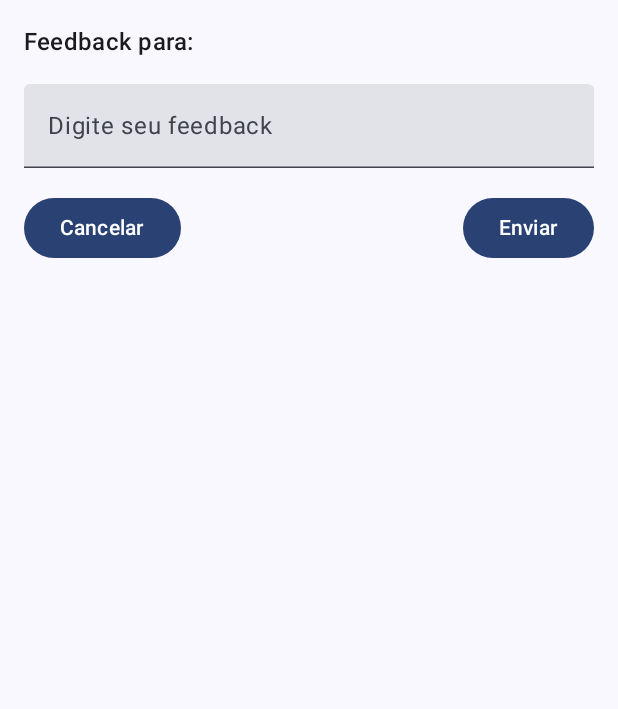
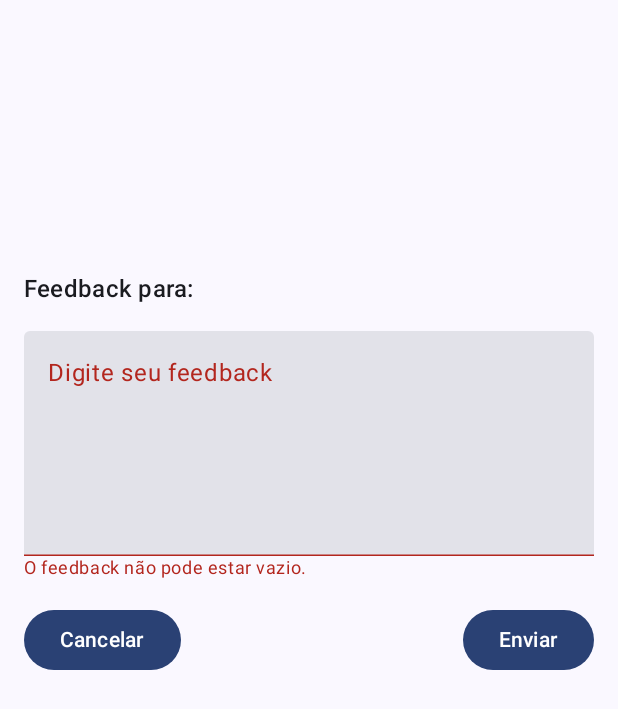
Before and after one commit to yagocdj/oriy-menu, an Android app built with Jetpack Compose: the composable FeedbackScreen shown on its own in the app's theme, after a tap on "Enviar", on a phone screen of 412 x 824 dp. Shown: the top 709 px of the screen. Run offline under Robolectric (Android 15) with nearby library versions, the phone set to English and light mode, and no system bars; our stand-ins replace Firebase (no records; nobody signed in at launch, a user with empty details on screens opened directly).

Commit message:
feat: feedback

```diff
--- a/app/src/main/java/br/edu/ifpb/pdm/oriymenu/MainActivity.kt
+++ b/app/src/main/java/br/edu/ifpb/pdm/oriymenu/MainActivity.kt
@@ -22,7 +22,6 @@ import androidx.compose.runtime.setValue
 import androidx.compose.ui.Modifier
 import androidx.compose.ui.tooling.preview.Preview
 import androidx.compose.ui.unit.dp
-import androidx.navigation.NavController
 import androidx.navigation.compose.NavHost
 import androidx.navigation.compose.composable
 import androidx.navigation.compose.rememberNavController
@@ -92,7 +91,7 @@ fun MainApp() {
                         // Exibe a tela de feedback quando o prato é encontrado
                         FeedbackScreen(
                             dish = dish!!, // Usar o operador !! pois dish não pode ser nulo aqui
-                            onFeedbackSubmitted = { navController.popBackStack() },
+                            onFeedbackSubmitted = { },
                             onCancel = { navController.popBackStack() }
                         )
                     }
--- a/app/src/main/java/br/edu/ifpb/pdm/oriymenu/ui/screens/FeedbackScreen.kt
+++ b/app/src/main/java/br/edu/ifpb/pdm/oriymenu/ui/screens/FeedbackScreen.kt
@@ -1,5 +1,8 @@
 package br.edu.ifpb.pdm.oriymenu.ui.screens
 
+import android.graphics.Bitmap
+import androidx.activity.compose.rememberLauncherForActivityResult
+import androidx.activity.result.contract.ActivityResultContracts
 import androidx.compose.foundation.layout.Arrangement
 import androidx.compose.foundation.layout.Column
 import androidx.compose.foundation.layout.Row
@@ -8,57 +11,70 @@ import androidx.compose.foundation.layout.fillMaxSize
 import androidx.compose.foundation.layout.fillMaxWidth
 import androidx.compose.foundation.layout.height
 import androidx.compose.foundation.layout.padding
-import androidx.compose.foundation.lazy.LazyColumn
-import androidx.compose.foundation.lazy.items
-import androidx.compose.foundation.shape.RoundedCornerShape
 import androidx.compose.material3.Button
-import androidx.compose.material3.Card
-import androidx.compose.material3.CardDefaults
 import androidx.compose.material3.MaterialTheme
 import androidx.compose.material3.Text
 import androidx.compose.material3.TextField
 import androidx.compose.runtime.Composable
-import androidx.compose.runtime.LaunchedEffect
-import androidx.compose.runtime.collectAsState
-import androidx.compose.runtime.getValue
 import androidx.compose.runtime.mutableStateOf
 import androidx.compose.runtime.remember
-import androidx.compose.runtime.rememberCoroutineScope
+import androidx.compose.runtime.getValue
 import androidx.compose.runtime.setValue
 import androidx.compose.ui.Alignment
 import androidx.compose.ui.Modifier
-import androidx.compose.ui.layout.ContentScale
+import androidx.compose.ui.platform.LocalConfiguration
 import androidx.compose.ui.unit.dp
-import androidx.compose.ui.unit.sp
-import androidx.lifecycle.viewmodel.compose.viewModel
 import br.edu.ifpb.pdm.oriymenu.model.data.Dish
-import br.edu.ifpb.pdm.oriymenu.ui.viewmodels.MenuViewModel
-import coil.compose.AsyncImage
-import kotlinx.coroutines.Dispatchers
-import kotlinx.coroutines.launch
 
 @Composable
-fun FeedbackScreen(dish: Dish, onFeedbackSubmitted: () -> Unit, onCancel: () -> Unit) {
+fun FeedbackScreen(dish: Dish, onFeedbackSubmitted: (String) -> Unit, onCancel: () -> Unit) {
     var feedbackText by remember { mutableStateOf("") }
+    var isError by remember { mutableStateOf(false) }
+
+    // Obter a configuração da tela para calcular 20% da altura
+    val configuration = LocalConfiguration.current
+    val screenHeight = configuration.screenHeightDp.dp
 
     Column(
         modifier = Modifier
             .fillMaxSize()
+            .padding(top = screenHeight * 0.2f)
             .padding(16.dp),
+        verticalArrangement = Arrangement.Top,
         horizontalAlignment = Alignment.Start
     ) {
-        Text(text = "Feedback para: ${dish.name}", style = MaterialTheme.typography.titleMedium)
+        Text(
+            text = "Feedback para: ${dish.name}",
+            style = MaterialTheme.typography.titleMedium
+        )
         Spacer(modifier = Modifier.height(16.dp))
 
+        // Campo de texto para o feedback
         TextField(
             value = feedbackText,
-            onValueChange = { feedbackText = it },
+            onValueChange = {
+                feedbackText = it
+                isError = false
+            },
             label = { Text("Digite seu feedback") },
-            modifier = Modifier.fillMaxWidth()
+            modifier = Modifier
+                .fillMaxWidth()
+                .height(150.dp),
+            isError = isError
         )
+
+        // Exibe uma mensagem de erro se o campo estiver vazio
+        if (isError) {
+            Text(
+                text = "O feedback não pode estar vazio.",
+                color = MaterialTheme.colorScheme.error,
+                style = MaterialTheme.typography.bodySmall
+            )
+        }
 
         Spacer(modifier = Modifier.height(16.dp))
 
+        // Botões de cancelar e enviar
         Row(
             modifier = Modifier.fillMaxWidth(),
             horizontalArrangement = Arrangement.SpaceBetween
@@ -67,9 +83,10 @@ fun FeedbackScreen(dish: Dish, onFeedbackSubmitted: () -> Unit, onCancel: () ->
                 Text("Cancelar")
             }
             Button(onClick = {
-                // Aqui você pode chamar a lógica para salvar o feedback
-                // Por exemplo, chamar um método da DAO
-                onFeedbackSubmitted() // Voltar à tela anterior
+                if (feedbackText.isBlank()) {
+                    isError = true
+                    onFeedbackSubmitted(feedbackText)
+                }
             }) {
                 Text("Enviar")
             }
```
Also changed, not shown: app/src/main/java/br/edu/ifpb/pdm/oriymenu/ui/screens/Home.kt (+47 -55 lines).
